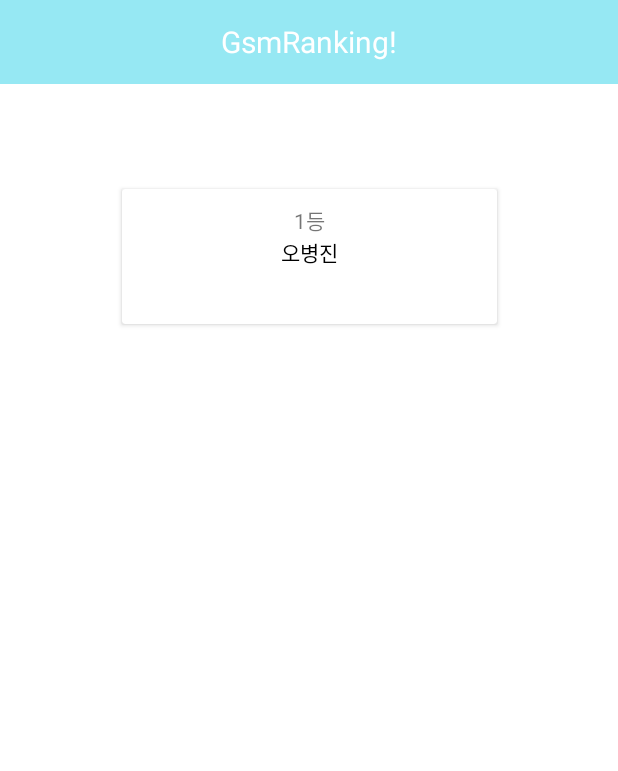
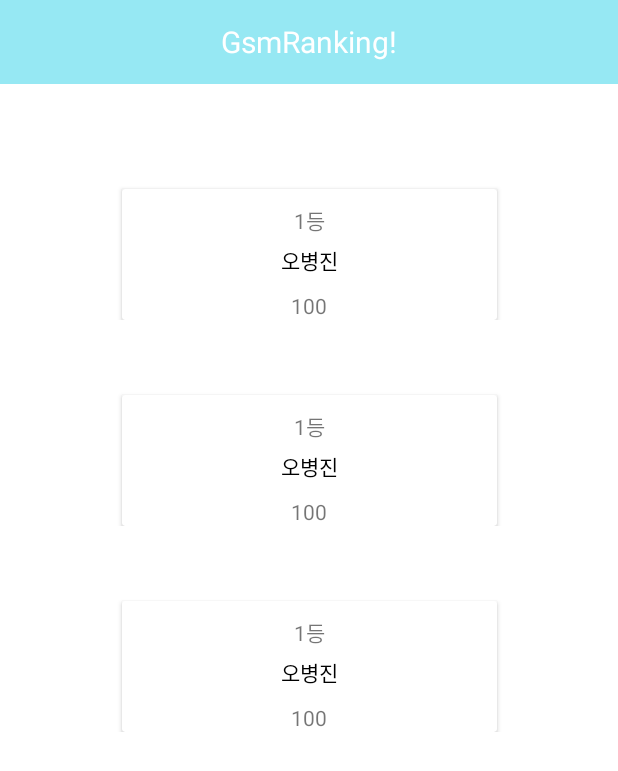
Before and after one commit to daeyeong1573/GsmRanking, an Android app: the layout activity_main.xml on its own in the app's theme, with its tools: preview values and no code run, on a phone screen of 412 x 824 dp. Shown: the top 771 px of the screen. Run offline under Robolectric (Android 15) with nearby library versions, the phone set to English and light mode, and no system bars.

Commit message:
RecyclerView 간에 스크롤후에 간격 벌어지는 오류 FIX ListAdapter로 변경 MVVM적용

```diff
--- a/app/build.gradle
+++ b/app/build.gradle
@@ -81,6 +81,9 @@
     implementation 'org.jetbrains.kotlinx:kotlinx-coroutines-android:1.3.9'
     implementation 'org.jetbrains.kotlinx:kotlinx-coroutines-core:1.3.3'
 
+    implementation 'androidx.recyclerview:recyclerview:1.0.0'
+
+
     //apollo
     implementation("com.apollographql.apollo3:apollo-runtime:3.0.0-rc03")
 
--- a/app/src/main/res/layout/activity_main.xml
+++ b/app/src/main/res/layout/activity_main.xml
@@ -49,13 +49,15 @@
         </LinearLayout>
 
        <androidx.recyclerview.widget.RecyclerView
+           android:id="@+id/recyclerview"
            android:layout_width="match_parent"
            android:layout_height="0dp"
            android:layout_marginTop="20dp"
+           app:layout_constraintBottom_toBottomOf="parent"
            app:layout_constraintTop_toBottomOf="@+id/firsrt_linear"
            tools:listitem="@layout/ranking_item"
            app:layoutManager="androidx.recyclerview.widget.LinearLayoutManager"
-           bindList="@{vm.items}"
+           app:listData="@{vm.items}"
            />
 
     </androidx.constraintlayout.widget.ConstraintLayout>
--- a/app/src/main/res/layout/ranking_item.xml
+++ b/app/src/main/res/layout/ranking_item.xml
@@ -6,17 +6,20 @@
 
     <data>
         <variable
+            name="vm"
+            type="org.gsm.software.gsmranking.viewmodel.MainViewModel" />
+        <variable
             name="ritem"
             type="org.gsm.software.gsmranking.RankingResultQuery.Ranking" />
     </data>
 
     <androidx.constraintlayout.widget.ConstraintLayout
         android:layout_width="match_parent"
-        android:layout_height="match_parent">
+        android:layout_height="wrap_content">
 
         <androidx.cardview.widget.CardView
             android:layout_width="250dp"
-            android:layout_height="90dp"
+            android:layout_height="wrap_content"
             android:layout_marginTop="50dp"
             android:background="@drawable/ranking_background"
             app:layout_constraintTop_toTopOf="parent"
@@ -26,14 +29,15 @@
             <RelativeLayout
                 android:layout_width="match_parent"
                 android:layout_height="match_parent">
-               <TextView
-                   android:id="@+id/ranking"
-                   android:layout_width="wrap_content"
-                   android:layout_height="wrap_content"
-                   android:layout_marginTop="10dp"
-                   tools:text = "1등"
-                   android:layout_centerHorizontal="true"
-                   />
+
+                <TextView
+                    android:id="@+id/ranking"
+                    rankSet="@{vm.ranking}"
+                    android:layout_width="wrap_content"
+                    android:layout_height="wrap_content"
+                    android:layout_centerHorizontal="true"
+                    android:layout_marginTop="10dp"
+                    tools:text="1등" />
 
                 <TextView
                     android:layout_width="wrap_content"
@@ -42,7 +46,18 @@
                     android:text="@{ritem.name}"
                     android:textColor="@color/black"
                     tools:text = "오병진"
+                    android:layout_marginTop="5dp"
                     android:layout_below="@+id/ranking"
+                    android:layout_centerHorizontal="true"
+                    />
+
+                <TextView
+                    android:layout_width="wrap_content"
+                    android:layout_height="wrap_content"
+                    tools:text="100"
+                    android:text="@{ritem.contributions.toString()}"
+                    android:layout_marginTop="10dp"
+                    android:layout_below="@+id/name"
                     android:layout_centerHorizontal="true"
                     />
 
```
Also changed, not shown: app/src/main/java/org/gsm/software/gsmranking/MainActivity.kt (+7 -8 lines), app/src/main/java/org/gsm/software/gsmranking/adapter/MainListAdapter.kt (added, +59 -0 lines), app/src/main/java/org/gsm/software/gsmranking/model/BindingAdapter.kt (+18 -3 lines), app/src/main/java/org/gsm/software/gsmranking/viewmodel/MainViewModel.kt (+5 -9 lines), 1 other file.
